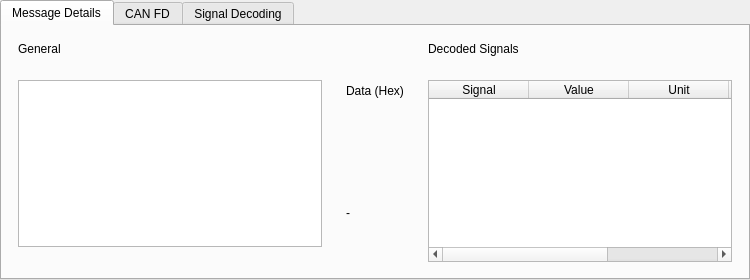
Above: ui/src/MessageDetailsWidget.ui from xslr/fastrace before the change. Below: the same form after it.
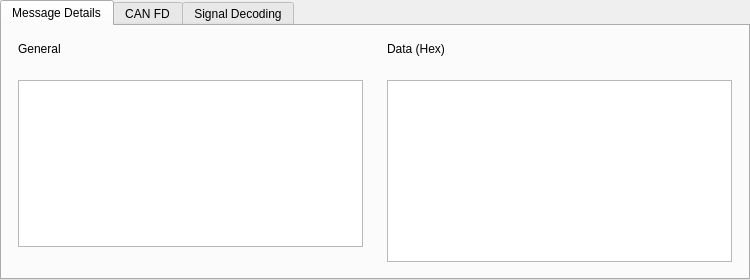
That is the form after the change.

Commit message: feat: show selected message hex in message details

```diff
--- a/ui/src/MessageDetailsWidget.ui
+++ b/ui/src/MessageDetailsWidget.ui
@@ -135,77 +135,16 @@
           </widget>
          </item>
          <item>
-          <widget class="QLabel" name="hexDataLabel">
-           <property name="text">
-            <string>-</string>
+          <widget class="QPlainTextEdit" name="hexDataEdit">
+           <property name="font">
+            <font>
+             <family>Consolas</family>
+             <pointsize>10</pointsize>
+            </font>
            </property>
-          </widget>
-         </item>
-        </layout>
-       </item>
-       <item>
-        <layout class="QVBoxLayout" name="col3Layout">
-         <property name="leftMargin">
-          <number>0</number>
-         </property>
-         <property name="topMargin">
-          <number>0</number>
-         </property>
-         <property name="rightMargin">
-          <number>0</number>
-         </property>
-         <property name="bottomMargin">
-          <number>0</number>
-         </property>
-         <item>
-          <widget class="QLabel" name="signalsHeader">
-           <property name="text">
-            <string>Decoded Signals</string>
-           </property>
-          </widget>
-         </item>
-         <item>
-          <widget class="QTableWidget" name="signalsTable">
-           <property name="alternatingRowColors">
+           <property name="readOnly">
             <bool>true</bool>
            </property>
-           <property name="selectionBehavior">
-            <enum>QAbstractItemView::SelectionBehavior::SelectRows</enum>
-           </property>
-           <property name="showGrid">
-            <bool>false</bool>
-           </property>
-           <property name="columnCount">
-            <number>5</number>
-           </property>
-           <attribute name="verticalHeaderVisible">
-            <bool>false</bool>
-           </attribute>
-           <column>
-            <property name="text">
-             <string>Signal</string>
-            </property>
-           </column>
-           <column>
-            <property name="text">
-             <string>Value</string>
-            </property>
-           </column>
-           <column>
-            <property name="text">
-             <string>Unit</string>
-            </property>
-           </column>
-           <column>
-            <property name="text">
-             <string>Start Bit</string>
-            </property>
-           </column>
-           <column>
-            <property name="text">
-             <string>Length</string>
-            </property>
-           </column>
           </widget>
          </item>
         </layout>
```
The commit also changes 7 other files.
